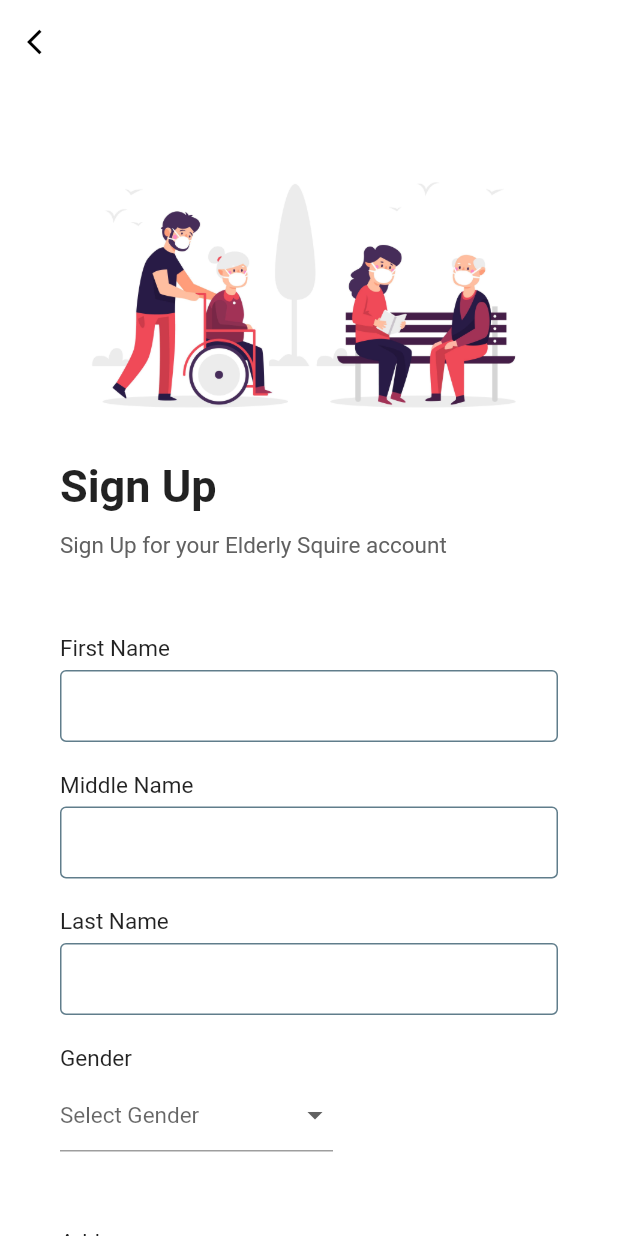
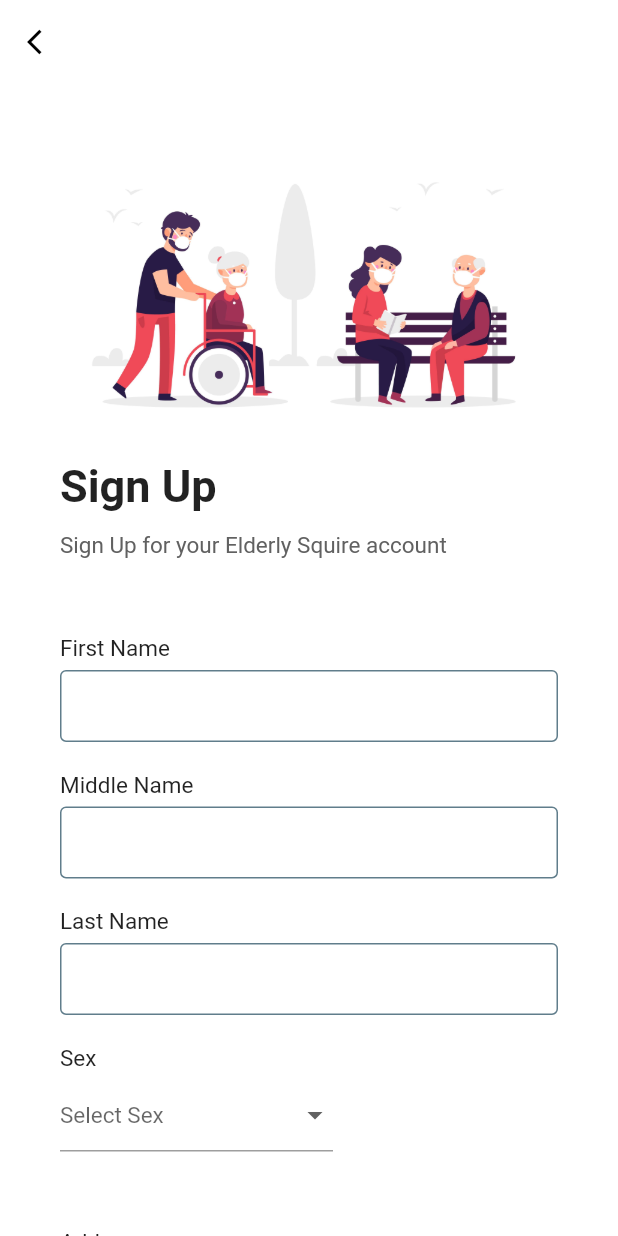
Before and after one commit to shelterClone/elderly_squire_new_proj_2023, a Flutter app: the RegistrationPage screen opened directly, on a phone screen of 412 x 824 dp. Run offline on Flutter 3.47's test engine with Material 2 defaults, Android fonts, the phone set to English and light mode, and no system bars; our stand-ins replace cloud_firestore, dio, file_picker, firebase_auth, firebase_core, flare_flutter and 4 more; missing offline and left inert: flutter_pdfview, flutter_tawk, image_picker_for_web; accounts and stored records are empty.

Commit message:
few changes

```diff
--- a/lib/Login_Reg/Register.dart
+++ b/lib/Login_Reg/Register.dart
@@ -30,8 +30,8 @@
   TextEditingController firstname = TextEditingController();
   TextEditingController middle = TextEditingController();
   TextEditingController lastname = TextEditingController();
-  List<String> gender = ['Male', 'Female'];
-  late TextEditingController selectgender;
+  List<String> sex = ['Male', 'Female'];
+  late TextEditingController selectsex;
   bool ischecked = false;
   TextEditingController address = TextEditingController();
   TextEditingController email = TextEditingController();
@@ -52,7 +52,7 @@
       String firstname,
       String middle,
       String lastname,
-      String gender,
+      String sex,
       String address,
       String email,
       String password,) async {
@@ -61,14 +61,15 @@
         print("Email: $email Password: $password");
         UserCredential userCredential = await FirebaseAuth.instance
             .createUserWithEmailAndPassword(
-            email: email, password: password);
+            email: email.characters.toString().trim(), password: password);
+        // email: email, password: password);
 
         await DBServices().saveUser(Users(
           uid: user?.uid,
           firstname: firstname,
           middle: middle,
           lastname: lastname,
-          gender: gender,
+          sex: sex,
           address: address,
           email: user?.email,
           // contact_number: contact_number,
@@ -119,7 +120,7 @@
     firstname.text = '';
     middle.text = '';
     lastname.text = '';
-    selectgender = TextEditingController();
+    selectsex = TextEditingController();
     address.text = '';
     email.text = '';
     password.text = '';
@@ -146,7 +147,7 @@
       firstname.dispose();
       middle.dispose();
       lastname.dispose();
-      selectgender.dispose();
+      selectsex.dispose();
       address.dispose();
       email.dispose();
       password.dispose();
@@ -367,7 +368,7 @@
                     ),
 
                     Text(
-                      'Gender',
+                      'Sex',//---------------------------------Sex------------------------//
                       style: TextStyle(
                           fontSize: 15,
                           fontWeight: FontWeight.w400,
@@ -381,28 +382,28 @@
                       height:100,
                       margin: EdgeInsets.only(right:150),
                       child: DropdownButtonFormField(
-                        hint: Text('Select Gender',
+                        hint: Text('Select Sex',
                           style: TextStyle(
                               fontSize: 15
                           ) ,), // Not necessary for Option 1
-                        value: selectgender.text.isEmpty ? null :selectgender.text,
+                        value: selectsex.text.isEmpty ? null :selectsex.text,
                         onChanged: (String? newValue) {
                           setState(() {
-                            selectgender.text = newValue!;
+                            selectsex.text = newValue!;
                           });
                         },
                         validator: (value){
                           if (value == null || value.isEmpty){
-                            return 'Gender required';
+                            return 'Sex required';
                           }
                           else {
                             return null;
                           }
                         },
-                        items: gender.map((gender) {
+                        items: sex.map((sex) {
                           return DropdownMenuItem(
-                            child: Text(gender),
-                            value: gender,
+                            child: Text(sex),
+                            value: sex,
                           );
                         }).toList(),
 
@@ -720,7 +721,7 @@
                           firstname.text,
                           middle.text,
                           lastname.text,
-                          selectgender.text,
+                          selectsex.text,
                           address.text,
                           email.text,
                           password.text);
--- a/lib/Login_Reg/Users.dart
+++ b/lib/Login_Reg/Users.dart
@@ -2,7 +2,7 @@
     String? firstname;
     String? middle;
     String? lastname;
-    String? gender;
+    String? sex;
     String? address;
     String? email;
     // String? contact_number;
@@ -13,7 +13,7 @@
     required this.firstname,
     required this.middle,
     required this.lastname,
-    required this.gender,
+    required this.sex,
     required this.address,
     required this.email,
     // required this.contact_number,
@@ -23,7 +23,7 @@
     firstname = json['firstname'];
     middle = json['middlename'];
     lastname = json['lastname'];
-    gender =json['gender'];
+    sex =json['gender'];
     address = json['address'];
     email = json['email'];
     // contact_number = json['contactnum'];
@@ -35,7 +35,7 @@
       "First Name":firstname,
       "Middle":middle,
       "Last Name":lastname,
-      "Gender": gender,
+      "Sex": sex,
       "Address":address,
       "email":email,
       // "contact number":contact_number,
--- a/lib/MyProfile/EditUserProfile.dart
+++ b/lib/MyProfile/EditUserProfile.dart
@@ -17,7 +17,7 @@
   TextEditingController _firstNameController = TextEditingController();
   TextEditingController _middleNameController = TextEditingController();
   TextEditingController _lastNameController = TextEditingController();
-  TextEditingController _genderController = TextEditingController();
+  TextEditingController _sexController = TextEditingController();
   TextEditingController _addressController = TextEditingController();
   TextEditingController _emailController = TextEditingController();
 
@@ -96,7 +96,6 @@
                 else {
                   return Text('Unknown');
                 }
-
                 if (streamSnapshot.data != null) {//---------Middle----------------//
                   _middleNameController.text = streamSnapshot.data!['Middle'];
 
@@ -104,7 +103,6 @@
                 else {
                   return Text('Unknown');
                 }
-
                 if (streamSnapshot.data != null) {//---------Last Name----------------//
                   _lastNameController.text = streamSnapshot.data!['Last Name'];
                 }
@@ -113,7 +111,7 @@
                 }
 
                 if (streamSnapshot.data != null) {//---------Gender----------------//
-                   _genderController.text = streamSnapshot.data!['Gender'];
+                   _sexController.text = streamSnapshot.data!['Sex'];
                 }
                 else {
                   return Text('Unknown');
@@ -337,8 +335,8 @@
                               ),
                               SizedBox(height: 10),
 
-                              Text( //----------------------Gender txtField-----------------------------//
-                                'Gender',
+                              Text( //----------------------SextxtField-----------------------------//
+                                'Sex',
                                 style: TextStyle(
                                     fontSize: 15,
                                     fontFamily: ('OpenSans'),
@@ -352,11 +350,11 @@
                               Container(
                                 margin: EdgeInsets.only(bottom: 20),
                                 child: TextFormField(
-                                  controller: _genderController,
+                                  controller: _sexController,
                                   enabled: true,
                                   decoration: InputDecoration(
                                       prefixIcon: Icon(Icons.person),
-                                      hintText:  '${streamSnapshot.data!['Gender']}',
+                                      hintText:  '${streamSnapshot.data!['Sex']}',
                                       hintStyle: TextStyle(
                                         color: Colors.grey,
                                         fontFamily: ('OpenSans'),
@@ -476,7 +474,7 @@
                                       'First Name': _firstNameController.text,
                                       'Middle': _middleNameController.text,
                                       'Last Name': _lastNameController.text,
-                                      'Gender': _genderController.text,
+                                      'Sex': _sexController.text,
                                       'Address': _addressController.text,
                                       'email': _emailController.text,
                                     }
--- a/lib/MyProfile/UserProfile.dart
+++ b/lib/MyProfile/UserProfile.dart
@@ -271,8 +271,8 @@
                               ),
                               SizedBox(height: 10),
 
-                              Text( //----------------------Gender txtField-----------------------------//
-                                'Gender',
+                              Text( //----------------------Sex txtField-----------------------------//
+                                'Sex',
                                 style: TextStyle(
                                     fontSize: 15,
                                     fontFamily: ('OpenSans'),
@@ -291,7 +291,7 @@
                                   enabled: false,
                                   decoration: InputDecoration(
                                       prefixIcon: Icon(Icons.person),
-                                      hintText:  '${streamSnapshot.data!['Gender']}',
+                                      hintText:  '${streamSnapshot.data!['Sex']}',
                                       hintStyle: TextStyle(
                                         color: Colors.grey,
                                         fontFamily: ('OpenSans'),
--- a/pubspec.yaml
+++ b/pubspec.yaml
@@ -56,7 +56,7 @@
   flutter_tawk: ^0.1.0 #chat support
   flutter_lints: ^2.0.0 #chat support
   timezone: ^0.8.0
-  google_sign_in: ^5.2.1
+#  google_sign_in: ^5.2.1
 #  flutter_facebook_auth: ^3.5.0
 #  editable_image: ^2.0.0 #profile pic image uploader
 #  flutter_timezone:
```
Also changed, not shown: lib/Medicine Reminder/ReminderHome.dart (+12 -10 lines), lib/main.dart (+18 -19 lines), pubspec.lock, 1 other file.
